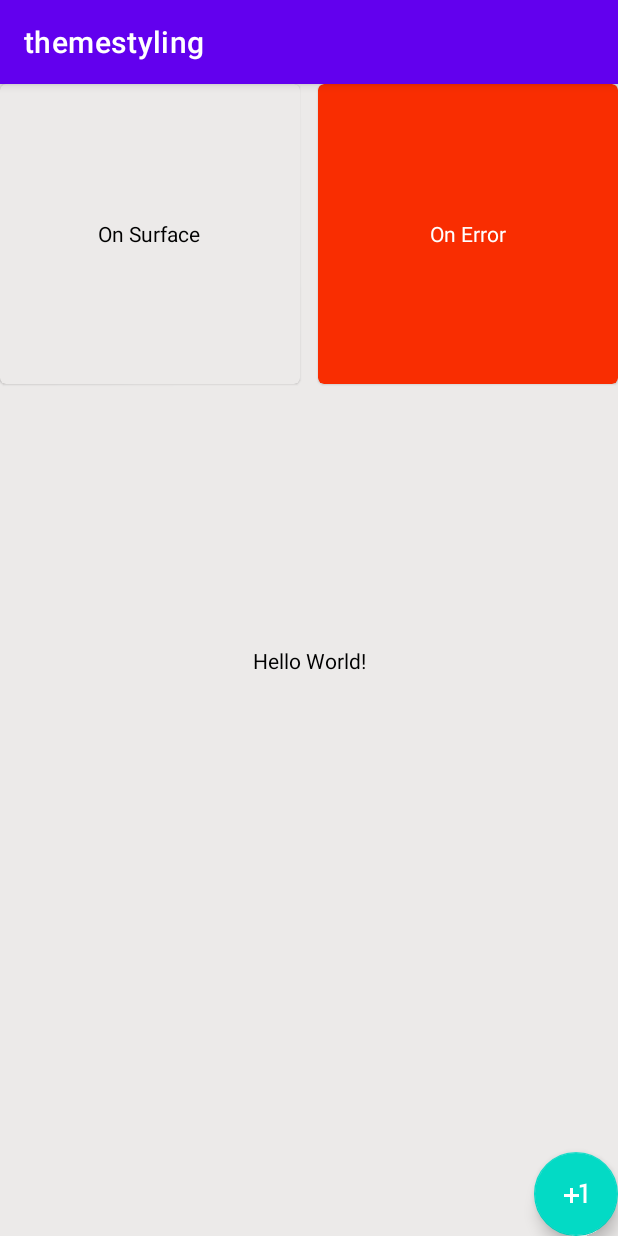
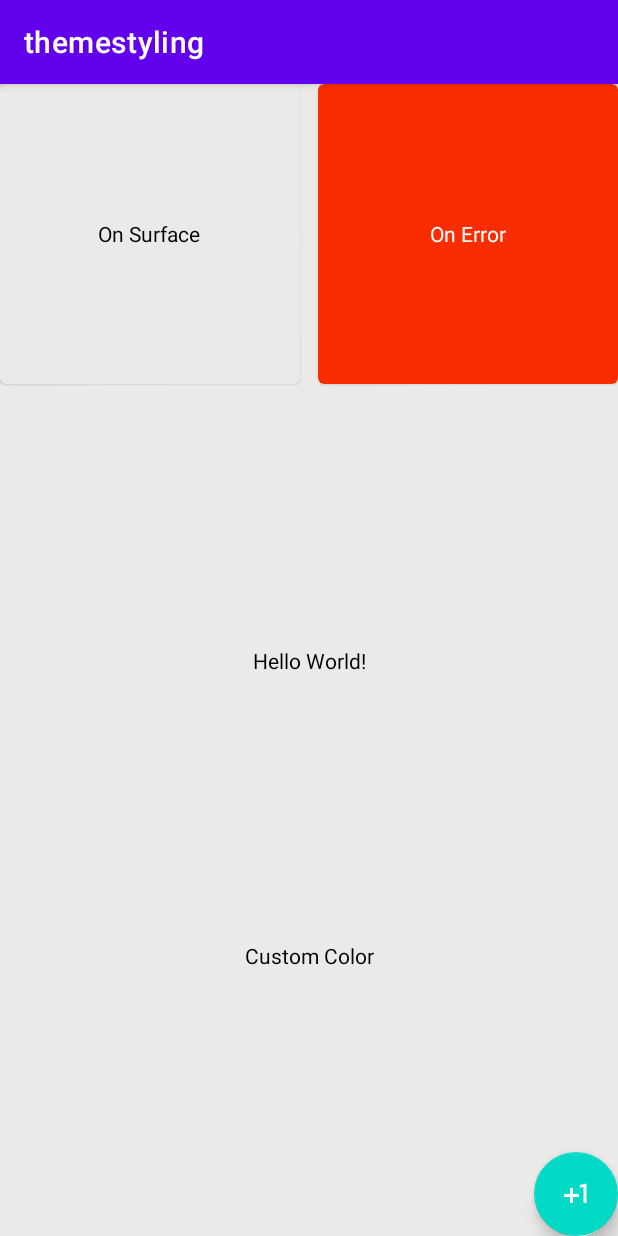
Before and after one commit to hsmnzaydn/android-theme-best-practices, an Android app: the screen it shows after launch (MainActivity), on a phone screen of 412 x 824 dp. Run offline under Robolectric (Android 15) with nearby library versions, the phone set to English and light mode, and no system bars.

Commit message:
Added custom colors

```diff
--- a/app/src/main/res/layout/activity_main.xml
+++ b/app/src/main/res/layout/activity_main.xml
@@ -7,6 +7,7 @@
     tools:context=".MainActivity">
 
     <TextView
+        android:id="@+id/textView"
         android:layout_width="wrap_content"
         android:layout_height="wrap_content"
         android:text="Hello World!"
@@ -56,4 +57,13 @@
         app:layout_constraintBottom_toBottomOf="parent"
         app:layout_constraintEnd_toEndOf="parent" />
 
+    <TextView
+        android:layout_width="wrap_content"
+        android:layout_height="wrap_content"
+        android:text="Custom Color"
+        android:textColor="?attr/colorCustom"
+        app:layout_constraintBottom_toBottomOf="parent"
+        app:layout_constraintEnd_toEndOf="parent"
+        app:layout_constraintStart_toStartOf="parent"
+        app:layout_constraintTop_toBottomOf="@+id/textView" />
 </androidx.constraintlayout.widget.ConstraintLayout>
--- a/app/src/main/res/values-night/colors.xml
+++ b/app/src/main/res/values-night/colors.xml
@@ -19,4 +19,9 @@
     <color name="colorOnBackground">#F3EEEE</color>
     <color name="colorOnSurface">#FF000000</color>
     <color name="colorOnError">#FFFFFFFF</color>
+
+    <!-- custom colors -->
+    <color name="black">#FF000000</color>
+    <color name="white">#FFF</color>
+
 </resources>
--- a/app/src/main/res/values-night/themes.xml
+++ b/app/src/main/res/values-night/themes.xml
@@ -21,6 +21,9 @@
         <item name="colorOnSurface">@color/colorOnSurface</item>
         <item name="colorOnError">@color/colorOnError</item>
 
+        <!-- Custom colors -->
+        <item name="colorCustom">@color/white</item>
+
         <!-- Status bar color. -->
         <item name="android:statusBarColor" tools:targetApi="l">?attr/colorPrimaryVariant</item>
         <!-- Customize your theme here. -->
--- /dev/null
+++ b/app/src/main/res/values/attrs.xml
@@ -0,0 +1,5 @@
+<?xml version="1.0" encoding="utf-8"?>
+<resources>
+
+    <attr name="colorCustom" format="color"/>
+</resources>
--- a/app/src/main/res/values/colors.xml
+++ b/app/src/main/res/values/colors.xml
@@ -20,4 +20,8 @@
     <color name="colorOnSurface">#FF000000</color>
     <color name="colorOnError">#FFFFFFFF</color>
 
+    <!-- custom colors -->
+    <color name="black">#FF000000</color>
+    <color name="white">#FFF</color>
+
 </resources>
--- a/app/src/main/res/values/themes.xml
+++ b/app/src/main/res/values/themes.xml
@@ -21,6 +21,9 @@
         <item name="colorOnSurface">@color/colorOnSurface</item>
         <item name="colorOnError">@color/colorOnError</item>
 
+        <!-- Custom colors -->
+        <item name="colorCustom">@color/black</item>
+
         <!-- Status bar color. -->
         <item name="android:statusBarColor" tools:targetApi="l">?attr/colorPrimaryVariant</item>
         <!-- Customize your theme here. -->
```
